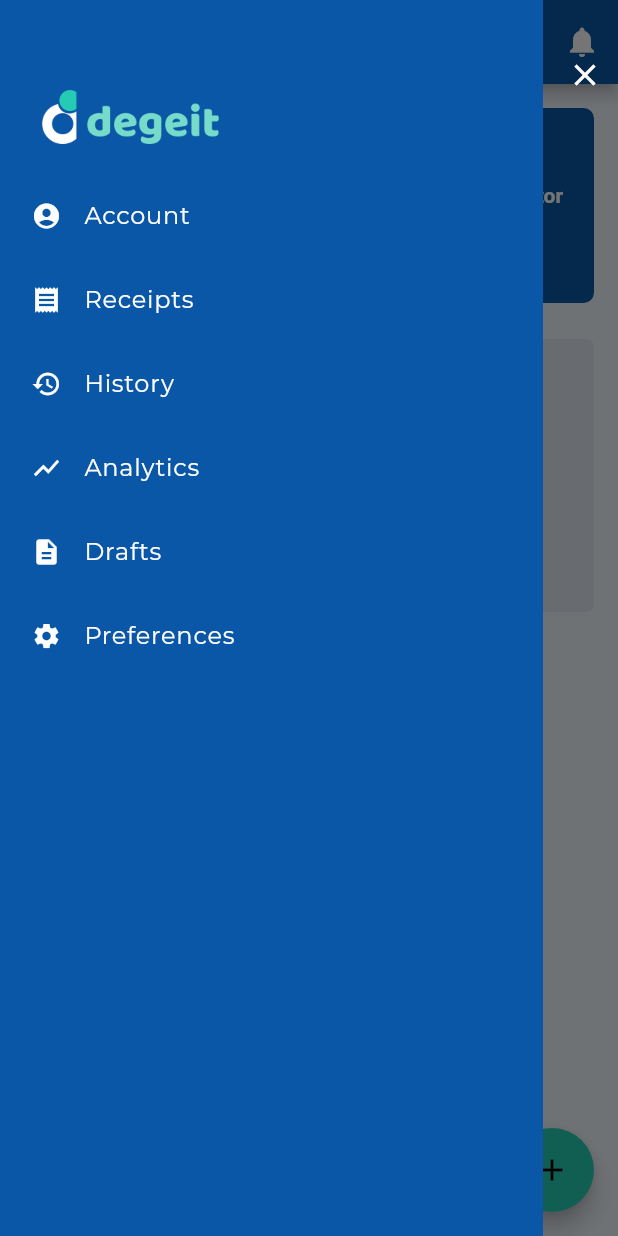
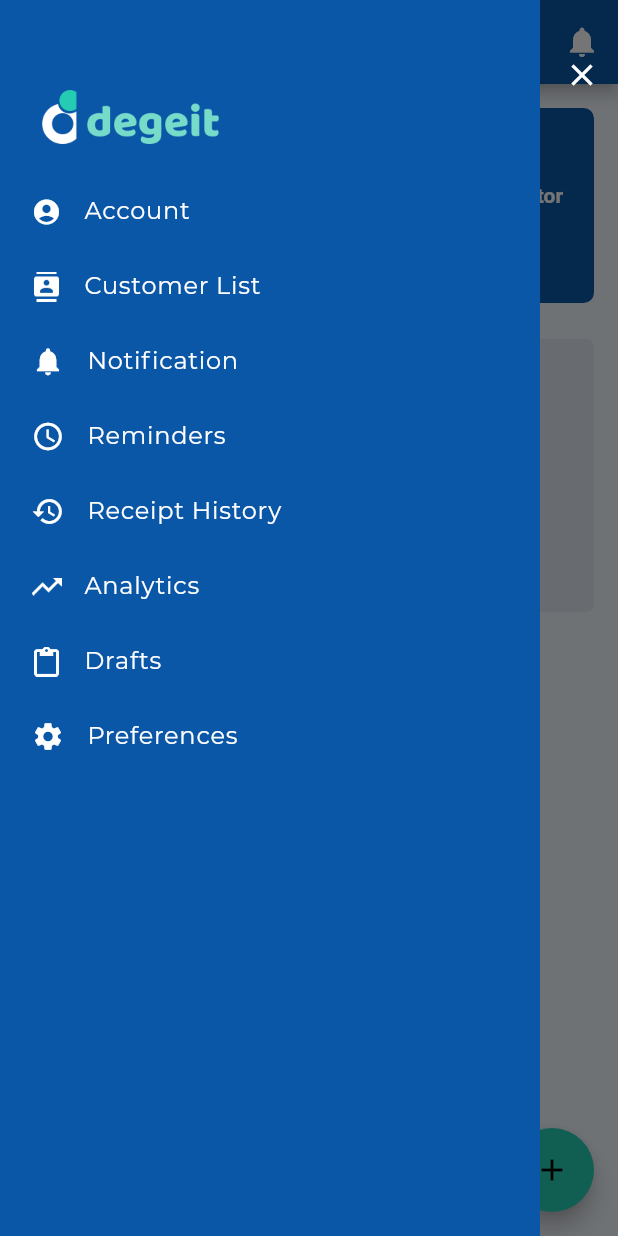
Before and after one commit to hngi/mobileforce-digital-receipt, a Flutter app: the HomePage screen opened directly, with the side drawer open, on a phone screen of 412 x 824 dp. Run offline on Flutter 3.47's test engine with Material 2 defaults, Android fonts, the light colour scheme and no system bars; drawn by our look-alikes of overlay_support; our stand-ins replace carousel_slider, device_info, dio, firebase_messaging, flutter_slidable, fluttertoast and 3 more; missing offline and left inert: flutter_device_type, flutter_mailer; accounts and stored records are empty; project files that could hold a hidden picture were left out.

Commit message:
added changes to app drawer

```diff
--- a/digital_receipt/lib/widgets/main_drawer.dart
+++ b/digital_receipt/lib/widgets/main_drawer.dart
@@ -5,6 +5,7 @@ import '../screens/custom_receipt.dart';
 import '../screens/customerList.dart';
 import '../screens/preference_page.dart';
 import '../screens/receipt_history.dart';
+
 
 class MainDrawer extends StatelessWidget {
   @override
@@ -23,21 +24,122 @@ class MainDrawer extends StatelessWidget {
                     child: Align(
                       alignment: Alignment.bottomLeft,
                       child: Image(
-                        image: AssetImage('assets/images/degeit_1.png'),
+                        image: AssetImage(
+                            'assets/images/degeit_1.png'
+                        ),
                         height: 36.0,
                         width: 134.0,
                       ),
                     ),
                   ),
                   SizedBox(height: 20.0),
-                  ListTile(
-                    title: Row(
+                  SizedBox(
+                    height: 50.0,
+                    width: double.maxFinite,
+                    child: FlatButton(
+                      highlightColor: Colors.transparent,
+                      onPressed: (){},
+                      child: Row(
                         children: <Widget>[
-                        Icon(Icons.account_circle,
-                            color: Colors.white, size: 20.0),
+                          Icon(
+                              Icons.account_circle,
+                              size: 20.0,
+                              color: Colors.white
+                          ),
                           SizedBox(width: 15.0),
                           Text(
                             'Account',
+                            style: TextStyle(
+                                fontFamily: 'Montserrat',
+                                fontSize: 16.0,
+                                fontWeight: FontWeight.w300,
+                                color: Colors.white,
+                                letterSpacing: 0.5
+                            ),
+                          ),
+                        ],
+                      ),
+                    ),
+                  ),
+                  SizedBox(
+                    height: 50.0,
+                    width: double.maxFinite,
+                    child: FlatButton(
+                      highlightColor: Colors.transparent,
+                      onPressed: (){
+                        Navigator.push(
+                            context,
+                            MaterialPageRoute(
+                                builder: (context) => CustomerList()));
+                      },
+                      child: Row(
+                        children: <Widget>[
+                          Image(
+                            image: AssetImage(
+                                'assets/icons/customerlist.png'
+                            ),
+                            height: 20.0,
+                            width: 20.0,
+                          ),
+                          SizedBox(width: 15.0),
+                          Text(
+                            'Customer List',
+                            style: TextStyle(
+                                fontFamily: 'Montserrat',
+                                fontSize: 16.0,
+                                fontWeight: FontWeight.w300,
+                                color: Colors.white,
+                                letterSpacing: 0.5
+                            ),
+                          ),
+                        ],
+                      ),
+                    ),
+                  ),
+                  SizedBox(
+                    height: 50.0,
+                    width: double.maxFinite,
+                    child: FlatButton(
+                      highlightColor: Colors.transparent,
+                      onPressed: (){},
+                      child: Row(
+                        children: <Widget>[
+                          Icon(
+                              Icons.notifications,
+                              color: Colors.white,
+                              size: 22.0
+                          ),
+                          SizedBox(width: 15.0),
+                          Text(
+                            'Notification',
+                            style: TextStyle(
+                                fontFamily: 'Montserrat',
+                                fontSize: 16.0,
+                                fontWeight: FontWeight.w300,
+                                color: Colors.white,
+                                letterSpacing: 0.5
+                            ),
+                          ),
+                        ],
+                      ),
+                    ),
+                  ),
+                  SizedBox(
+                    height: 50.0,
+                    width: double.maxFinite,
+                    child: FlatButton(
+                      highlightColor: Colors.transparent,
+                      onPressed: (){},
+                      child: Row(
+                        children: <Widget>[
+                          Icon(
+                              Icons.access_time,
+                              color: Colors.white,
+                              size: 22.0
+                          ),
+                          SizedBox(width: 15.0),
+                          Text(
+                            'Reminders',
                             style: TextStyle(
                                 fontFamily: 'Montserrat',
                                 fontSize: 16.0,
@@ -47,53 +149,56 @@ class MainDrawer extends StatelessWidget {
                           ),
                         ],
                       ),
-                    onTap: () {},
                     ),
-                  ListTile(
-                    title: Row(
+                  ),
+                  SizedBox(
+                    height: 50.0,
+                    width: double.maxFinite,
+                    child: FlatButton(
+                      highlightColor: Colors.transparent,
+                      onPressed: (){
+                        Navigator.push(
+                            context,
+                            MaterialPageRoute(
+                                builder: (context) => ReceiptHistory()));
+                      },
+                      child: Row(
                         children: <Widget>[
-                        Icon(Icons.receipt, color: Colors.white, size: 20.0),
+                          Icon(
+                              Icons.history,
+                              color: Colors.white,
+                              size: 22.0
+                          ),
                           SizedBox(width: 15.0),
                           Text(
-                          'Receipts',
+                            'Receipt History',
                             style: TextStyle(
                                 fontFamily: 'Montserrat',
                                 fontSize: 16.0,
                                 fontWeight: FontWeight.w300,
                                 color: Colors.white,
-                              letterSpacing: 0.5),
+                                letterSpacing: 0.5
+                            ),
                           ),
                         ],
                       ),
-                    onTap: () {},
                     ),
-                  ListTile(
-                    title: Row(
+                  ),
+                  SizedBox(
+                    height: 50.0,
+                    width: double.maxFinite,
+                    child: FlatButton(
+                      highlightColor: Colors.transparent,
+                      onPressed: (){},
+                      child: Row(
                         children: <Widget>[
-                        Icon(Icons.history, color: Colors.white, size: 20.0),
-                        SizedBox(width: 15.0),
-                        Text(
-                          'History',
-                          style: TextStyle(
-                              fontFamily: 'Montserrat',
-                              fontSize: 16.0,
-                              fontWeight: FontWeight.w300,
-                              color: Colors.white,
-                              letterSpacing: 0.5),
+                          Image(
+                            image: AssetImage(
+                                'assets/icons/analytics.png'
                             ),
-                      ],
+                            height: 20.0,
+                            width: 20.0,
                           ),
-                    onTap: () {
-                      Navigator.push(
-                          context,
-                          MaterialPageRoute(
-                              builder: (context) => ReceiptHistory()));
-                    },
-                  ),
-                  ListTile(
-                    title: Row(
-                      children: <Widget>[
-                        Icon(Icons.show_chart, color: Colors.white, size: 20.0),
                           SizedBox(width: 15.0),
                           Text(
                             'Analytics',
@@ -102,17 +207,28 @@ class MainDrawer extends StatelessWidget {
                                 fontSize: 16.0,
                                 fontWeight: FontWeight.w300,
                                 color: Colors.white,
-                              letterSpacing: 0.5),
+                                letterSpacing: 0.5
+                            ),
                           ),
                         ],
                       ),
-                    onTap: () {},
                     ),
-                  ListTile(
-                    title: Row(
+                  ),
+                  SizedBox(
+                    height: 50.0,
+                    width: double.maxFinite,
+                    child: FlatButton(
+                      highlightColor: Colors.transparent,
+                      onPressed: (){},
+                      child: Row(
                         children: <Widget>[
-                        Icon(Icons.description,
-                            color: Colors.white, size: 20.0),
+                          Image(
+                            image: AssetImage(
+                                'assets/icons/drafts.png'
+                            ),
+                            height: 20.0,
+                            width: 20.0,
+                          ),
                           SizedBox(width: 15.0),
                           Text(
                             'Drafts',
@@ -121,21 +237,31 @@ class MainDrawer extends StatelessWidget {
                                 fontSize: 16.0,
                                 fontWeight: FontWeight.w300,
                                 color: Colors.white,
-                              letterSpacing: 0.5),
+                                letterSpacing: 0.5
+                            ),
                           ),
                         ],
                       ),
-                    onTap: () {
+                    ),
+                  ),
+                  SizedBox(
+                    height: 50.0,
+                    width: double.maxFinite,
+                    child: FlatButton(
+                      highlightColor: Colors.transparent,
+                      onPressed: (){
                         Navigator.push(
                             context,
                             MaterialPageRoute(
-                              builder: (context) => CustomerList()));
+                                builder: (context) => PreferencePage()));
                       },
+                      child: Row(
+                        children: <Widget>[
+                          Icon(
+                              Icons.settings,
+                              color: Colors.white,
+                              size: 22.0
                           ),
-                  ListTile(
-                    title: Row(
-                      children: <Widget>[
-                        Icon(Icons.settings, color: Colors.white, size: 20.0),
                           SizedBox(width: 15.0),
                           Text(
                             'Preferences',
@@ -144,16 +270,12 @@ class MainDrawer extends StatelessWidget {
                                 fontSize: 16.0,
                                 fontWeight: FontWeight.w300,
                                 color: Colors.white,
-                              letterSpacing: 0.5),
+                                letterSpacing: 0.5
+                            ),
                           ),
                         ],
                       ),
-                    onTap: () {
-                      Navigator.push(
-                          context,
-                          MaterialPageRoute(
-                              builder: (context) => PreferencePage()));
-                    },
+                    ),
                   ),
                 ],
               ),
@@ -162,12 +284,12 @@ class MainDrawer extends StatelessWidget {
           Align(
             alignment: Alignment(0.0, -1.0),
             child: Container(
-              width: 50.0,
-              height: 100.0,
+              width:52.0,
+              height:100.0,
               color: Color(0xFF0000),
               alignment: Alignment.center,
               child: FlatButton(
-                onPressed: () {
+                onPressed: (){
                   Navigator.pop(context);
                 },
                 child: Icon(
--- a/digital_receipt/pubspec.yaml
+++ b/digital_receipt/pubspec.yaml
@@ -68,14 +68,11 @@ flutter:
 
   # To add assets to your application, add an assets section, like this:
   assets:
-
-#    - assets/images/degeit_1.png
+    - assets/icons/
     - assets/logos/
     - assets/BACKGROUND.jpg
     - assets/gmail.png
-    # - images/a_dot_ham.jpeg
     - assets/images/
-#   - images/a_dot_ham.jpeg
 
   # An image asset can refer to one or more resolution-specific "variants", see
   # https://flutter.dev/assets-and-images/#resolution-aware.
```
Also changed, not shown: digital_receipt/assets/icons/analytics.png (added), digital_receipt/assets/icons/customerlist.png (added), digital_receipt/assets/icons/drafts.png (added), digital_receipt/pubspec.lock. Lines whose indentation alone changed are shown as unchanged.
